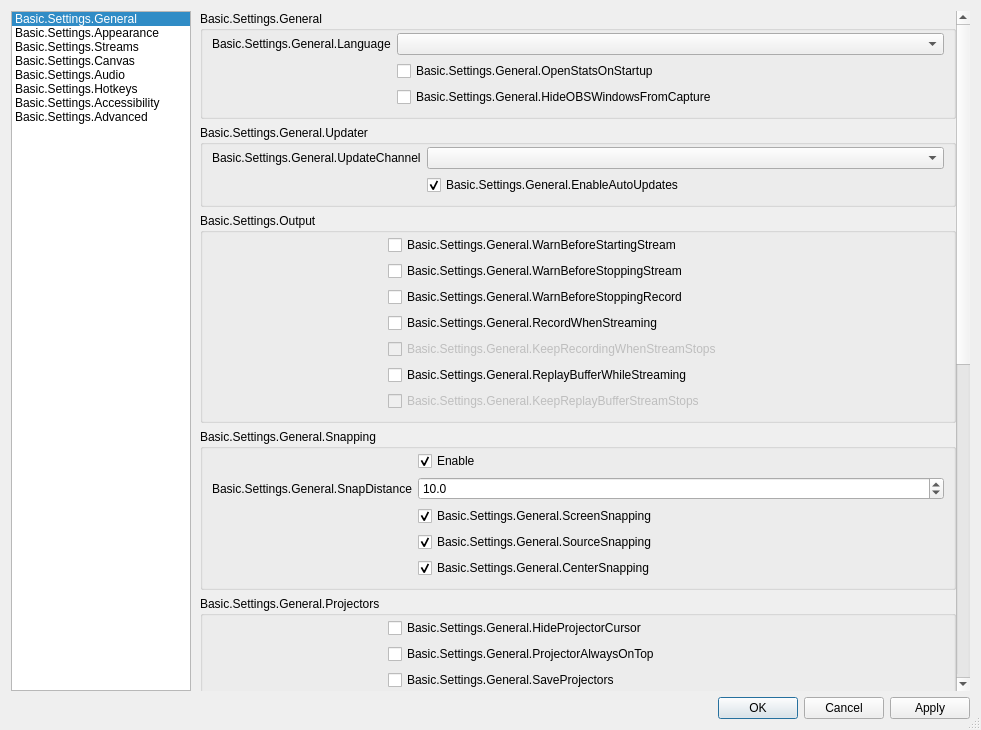
Above: frontend/forms/OBSBasicSettings.ui from modbender/obs-multistream before the change. Below: the same form after it.
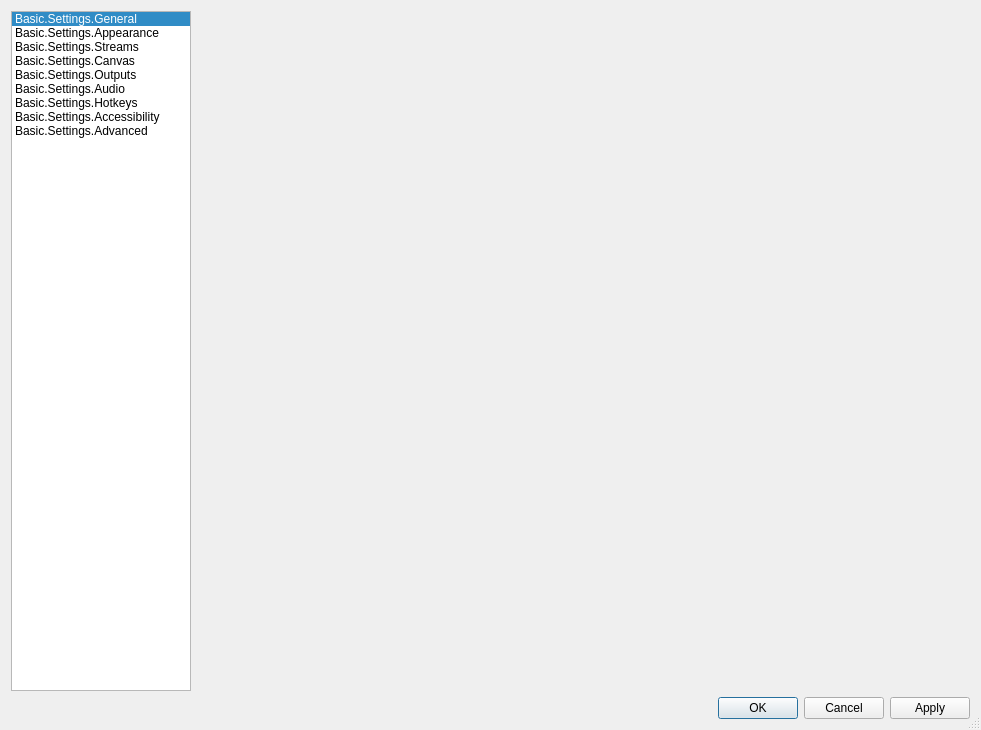
That is the form after the change. The open tabs and pages were chosen to show the change. Icons and pictures are not drawn. Custom widgets are drawn as their Qt base class.

Commit message:
frontend: add Settings -> Outputs routing page
New Outputs page lists, per canvas, the bound stream profiles with a
searchable profile dropdown and an enable toggle. Enforces the single-key
constraint in the UI ("in use"). Bindings persist per scene-collection.

What changed in the file:
```diff
--- a/frontend/forms/OBSBasicSettings.ui
+++ b/frontend/forms/OBSBasicSettings.ui
@@ -96,6 +96,15 @@
           <normaloff>:/settings/images/settings/canvas.svg</normaloff>:/settings/images/settings/canvas.svg</iconset>
         </property>
        </item>
+       <item>
+        <property name="text">
+         <string>Basic.Settings.Outputs</string>
+        </property>
+        <property name="icon">
+         <iconset resource="obs.qrc">
+          <normaloff>:/settings/images/settings/output.svg</normaloff>:/settings/images/settings/output.svg</iconset>
+        </property>
+       </item>
        <item>
         <property name="text">
          <string>Basic.Settings.Audio</string>
@@ -2288,6 +2297,27 @@
          </item>
         </layout>
        </widget>
+       <widget class="QWidget" name="outputsPage">
+        <layout class="QVBoxLayout" name="outputsPageOuterLayout">
+         <item>
+          <widget class="QScrollArea" name="outputsScrollArea">
+           <property name="frameShape">
+            <enum>QFrame::NoFrame</enum>
+           </property>
+           <property name="widgetResizable">
+            <bool>true</bool>
+           </property>
+           <widget class="QWidget" name="outputsScrollContents">
+            <layout class="QVBoxLayout" name="outputsPageLayout">
+             <property name="spacing">
+              <number>12</number>
+             </property>
+            </layout>
+           </widget>
+          </widget>
+         </item>
+        </layout>
+       </widget>
        <widget class="QWidget" name="audioPage">
         <layout class="QVBoxLayout" name="formLayout">
          <property name="leftMargin">
```
The commit also changes 5 other files.
